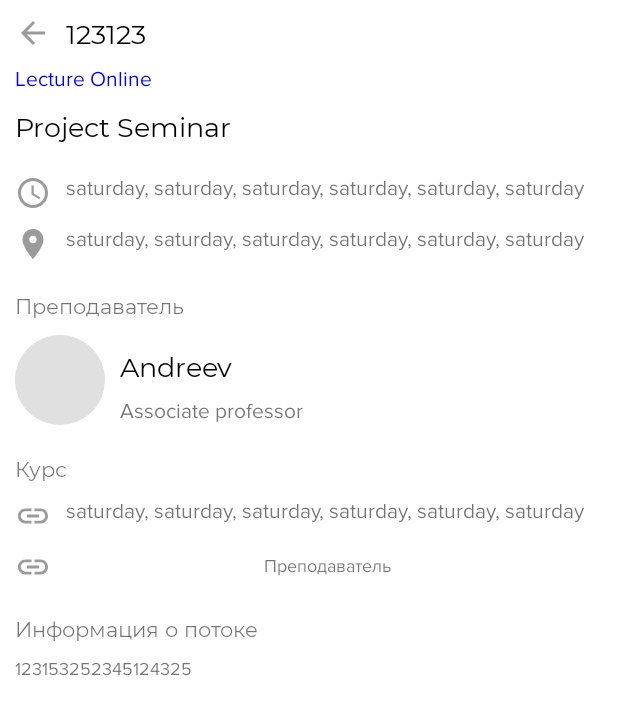
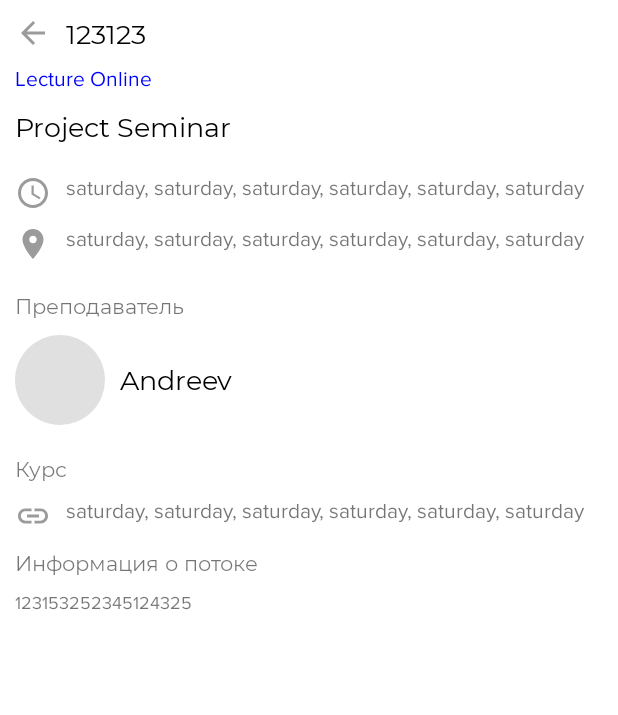
Before and after one commit to VyachAndreev/HSE, an Android app: the layout fragment_lesson_info.xml on its own in the app's theme, with its tools: preview values and no code run, on a phone screen of 412 x 824 dp. Shown: the top 715 px of the screen. Run offline under Robolectric (Android 15) with nearby library versions, the phone set to English and light mode, and no system bars.

```diff
--- a/flow_lessons/src/main/java/com/andreev/lessons_flow/ui/lesson_info/LessonInfoFragment.kt
+++ b/flow_lessons/src/main/java/com/andreev/lessons_flow/ui/lesson_info/LessonInfoFragment.kt
@@ -7,11 +7,12 @@ import androidx.lifecycle.ViewModelProvider
 import com.andreev.core.base.BaseFragment
 import com.andreev.core.di.ApplicationComponent
 import com.andreev.lessons_flow.R
+import com.andreev.lessons_flow.databinding.FragmentLessonInfoBinding
 import com.andreev.lessons_flow.databinding.FragmentLessonsBinding
 import com.andreev.lessons_flow.ui.Constants
 import timber.log.Timber
 
-class LessonInfoFragment: BaseFragment<FragmentLessonsBinding>() {
+class LessonInfoFragment: BaseFragment<FragmentLessonInfoBinding>() {
     private lateinit var viewModel: LessonInfoViewModel
     private var lessonId: String?  = null
 
@@ -29,6 +30,7 @@ class LessonInfoFragment: BaseFragment<FragmentLessonsBinding>() {
 
     override fun onViewCreated(view: View, savedInstanceState: Bundle?) {
         super.onViewCreated(view, savedInstanceState)
+        binding.viewModel = viewModel
         if (arguments == null)
             Timber.i("Arguments are null")
         lessonId = arguments?.getString(Constants.lessonId, null)
--- a/flow_lessons/src/main/java/com/andreev/lessons_flow/ui/lesson_info/LessonInfoViewModel.kt
+++ b/flow_lessons/src/main/java/com/andreev/lessons_flow/ui/lesson_info/LessonInfoViewModel.kt
@@ -2,6 +2,7 @@ package com.andreev.lessons_flow.ui.lesson_info
 
 import androidx.lifecycle.MutableLiveData
 import com.andreev.core.base.BaseViewModel
+import com.andreev.core.utils.DateUtils
 import com.andreev.data.models.Lesson
 import com.andreev.lessons_flow.R
 import kotlinx.coroutines.Dispatchers
@@ -11,14 +12,7 @@ import timber.log.Timber
 
 class LessonInfoViewModel : BaseViewModel() {
     val type = MutableLiveData<String>()
-    val discipline = MutableLiveData<String>()
     val time = MutableLiveData<String>()
-    val online = MutableLiveData<String>()
-    val teacher = MutableLiveData<String>()
-    val teacherPosition = MutableLiveData<String>()
-    val link = MutableLiveData<String>()
-    val extraLink = MutableLiveData<String>()
-    val info = MutableLiveData<String>()
     val lesson = MutableLiveData<Lesson>()
 
     fun getLesson(id: String) {
@@ -26,6 +20,11 @@ class LessonInfoViewModel : BaseViewModel() {
             try {
                 lesson.value = withContext(Dispatchers.IO) {
                     api.getLesson(id)
+                }
+                if (lesson.value != null) {
+                    time.value = "${DateUtils.formatSimpleDate(lesson.value!!.date_start)}-${
+                        DateUtils.formatSimpleDate(
+                        lesson.value!!.date_end)}"
                 }
                 Timber.i("""GET: /lesson
                         |${lesson.value}
--- a/flow_lessons/src/main/res/layout/fragment_lesson_info.xml
+++ b/flow_lessons/src/main/res/layout/fragment_lesson_info.xml
@@ -2,6 +2,12 @@
 <layout xmlns:android="http://schemas.android.com/apk/res/android"
     xmlns:app="http://schemas.android.com/apk/res-auto"
     xmlns:tools="http://schemas.android.com/tools">
+
+    <data>
+        <variable
+            name="viewModel"
+            type="com.andreev.lessons_flow.ui.lesson_info.LessonInfoViewModel" />
+    </data>
 
     <androidx.core.widget.NestedScrollView
         android:layout_width="match_parent"
@@ -31,9 +37,11 @@
                 android:layout_marginHorizontal="10dp"
                 android:layout_toEndOf="@id/back_image"
                 android:gravity="center"
+                android:text='@{viewModel.lesson.lesson_number_start + " пара"}'
                 tools:text="123123" />
 
             <TextView
+                android:text='@{viewModel.lesson.type}'
                 android:id="@+id/type_tv"
                 style="@style/TextProximaRegular.Normal.Blue"
                 android:layout_width="wrap_content"
@@ -43,6 +51,7 @@
                 tools:text="Lecture Online" />
 
             <TextView
+                android:text='@{viewModel.lesson.discipline}'
                 android:id="@+id/discipline"
                 style="@style/TextMotserrat.Big.Black"
                 android:layout_width="wrap_content"
@@ -62,14 +71,15 @@
 
             <TextView
                 android:id="@+id/time_tv"
+                style="@style/TextProximaRegular.Normal"
                 android:layout_width="match_parent"
                 android:layout_height="wrap_content"
                 android:layout_alignTop="@id/clock_image"
                 android:layout_alignBottom="@id/clock_image"
                 android:layout_marginStart="10dp"
                 android:layout_toEndOf="@id/clock_image"
-                style="@style/TextProximaRegular.Normal"
                 android:lines="1"
+                android:text='@{viewModel.time}'
                 tools:text="saturday, saturday, saturday, saturday, saturday, saturday " />
 
             <ImageView
@@ -83,6 +93,7 @@
 
             <TextView
                 android:id="@+id/location_tv"
+                style="@style/TextProximaRegular.Normal"
                 android:layout_width="match_parent"
                 android:layout_height="wrap_content"
                 android:layout_alignTop="@id/location_image"
@@ -90,7 +101,7 @@
                 android:layout_marginStart="10dp"
                 android:layout_toEndOf="@id/location_image"
                 android:lines="1"
-                style="@style/TextProximaRegular.Normal"
+                android:text='@{viewModel.lesson.building}'
                 tools:text="saturday, saturday, saturday, saturday, saturday, saturday " />
 
             <TextView
@@ -115,23 +126,14 @@
                 style="@style/TextMotserrat.Big.Black"
                 android:layout_width="match_parent"
                 android:layout_height="wrap_content"
-                android:layout_above="@id/position_tv"
+                android:layout_alignBottom="@id/professor_view"
                 android:layout_alignTop="@id/professor_view"
                 android:layout_marginStart="10dp"
                 android:layout_toEndOf="@id/professor_view"
                 android:gravity="center_vertical"
                 android:lines="1"
+                android:text='@{viewModel.lesson.lecturer}'
                 tools:text="Andreev" />
-
-            <TextView
-                style="@style/TextProximaRegular.Normal"
-                android:id="@+id/position_tv"
-                android:layout_width="match_parent"
-                android:layout_height="wrap_content"
-                android:layout_alignStart="@id/professor_name_tv"
-                android:layout_alignBottom="@id/professor_view"
-                android:lines="1"
-                tools:text="Associate professor" />
 
             <TextView
                 style="@style/TextMotserrat"
@@ -152,8 +154,8 @@
                 android:src="@drawable/ic_baseline_link_24" />
 
             <TextView
+                android:id="@+id/link_tv"
                 style="@style/TextProximaRegular.Normal"
-                android:id="@+id/link_tv"
                 android:layout_width="match_parent"
                 android:layout_height="wrap_content"
                 android:layout_alignTop="@id/link_image"
@@ -161,30 +163,21 @@
                 android:layout_marginStart="10dp"
                 android:layout_toEndOf="@id/link_image"
                 android:lines="1"
+                android:text="@string/link_to_discipline"
                 tools:text="saturday, saturday, saturday, saturday, saturday, saturday " />
-
-            <TextView
-                style="@style/TextProximaRegular.Small"
-                android:id="@+id/extra_link_tv"
-                android:layout_width="match_parent"
-                android:layout_height="wrap_content"
-                android:layout_below="@id/link_image"
-                android:layout_marginBottom="10dp"
-                android:gravity="center"
-                app:drawableStartCompat="@drawable/ic_baseline_link_24"
-                tools:text="@string/professor" />
 
             <TextView
                 style="@style/TextMotserrat"
                 android:id="@+id/info_tv"
                 android:layout_width="wrap_content"
                 android:layout_height="wrap_content"
-                android:layout_below="@id/extra_link_tv"
+                android:layout_below="@id/link_tv"
                 android:layout_marginVertical="10dp"
                 android:layout_marginTop="10dp"
                 android:text="@string/info" />
 
             <TextView
+                android:text='@{viewModel.lesson.stream}'
                 style="@style/TextProximaRegular.Small"
                 android:id="@+id/info"
                 android:layout_width="match_parent"
--- a/flow_lessons/src/main/res/values/strings.xml
+++ b/flow_lessons/src/main/res/values/strings.xml
@@ -10,4 +10,5 @@
     <string name="clock_image">clock image</string>
     <string name="location_image">locate image</string>
     <string name="link_image">link image</string>
+    <string name="link_to_discipline">Ссылка на курс</string>
 </resources>
```
